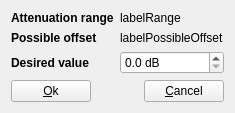
davy7125/polyphone, file sources/editor/tools/change_attenuation/toolchangeattenuation_gui.ui: the form before one commit.
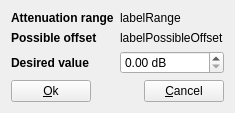
The form after the commit.

```diff
--- a/sources/editor/tools/change_attenuation/toolchangeattenuation_gui.ui
+++ b/sources/editor/tools/change_attenuation/toolchangeattenuation_gui.ui
@@ -96,7 +96,7 @@
       <string> dB</string>
      </property>
      <property name="decimals">
-      <number>1</number>
+      <number>2</number>
      </property>
     </widget>
    </item>
```
